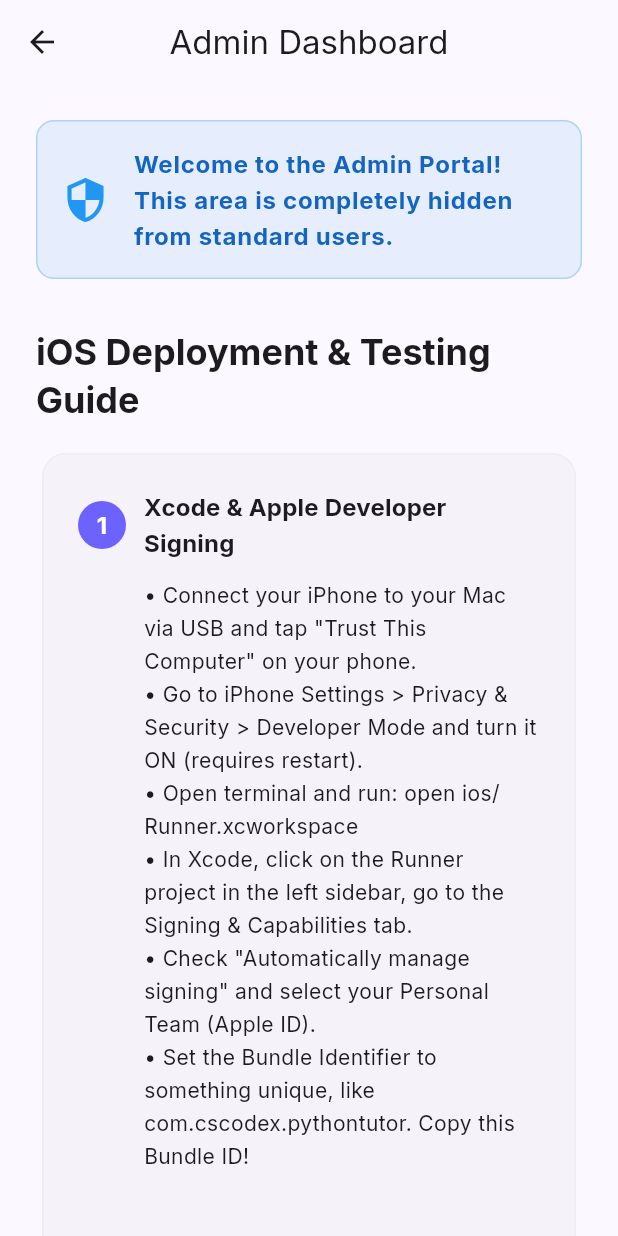
After one commit to cscodex/PyLearn, a Flutter app: the AdminDashboardScreen screen opened directly, on a phone screen of 412 x 824 dp. The commit adds this screen. Run offline on Flutter 3.47's test engine with Material 3 defaults, Android fonts, the phone set to English and light mode, and no system bars; our stand-ins replace dio, flutter_highlight, flutter_riverpod, freezed_annotation, go_router, google_fonts and 1 more; missing offline and left inert: flutter_code_editor, highlight; accounts and stored records are empty.

Commit message:
Implement Auth state and Admin Portal UI

```diff
--- /dev/null
+++ b/frontend/lib/features/admin/presentation/pages/admin_dashboard_screen.dart
@@ -0,0 +1,144 @@
+import 'package:flutter/material.dart';
+
+class AdminDashboardScreen extends StatelessWidget {
+  const AdminDashboardScreen({super.key});
+
+  @override
+  Widget build(BuildContext context) {
+    final theme = Theme.of(context);
+
+    return Scaffold(
+      appBar: AppBar(
+        title: const Text('Admin Dashboard'),
+        centerTitle: true,
+      ),
+      body: SingleChildScrollView(
+        padding: const EdgeInsets.all(24.0),
+        child: Column(
+          crossAxisAlignment: CrossAxisAlignment.start,
+          children: [
+            Container(
+              padding: const EdgeInsets.all(16),
+              decoration: BoxDecoration(
+                color: Colors.blue.withOpacity(0.1),
+                borderRadius: BorderRadius.circular(12),
+                border: Border.all(color: Colors.blue.withOpacity(0.3)),
+              ),
+              child: Row(
+                children: [
+                  const Icon(Icons.security, color: Colors.blue, size: 32),
+                  const SizedBox(width: 16),
+                  Expanded(
+                    child: Text(
+                      'Welcome to the Admin Portal! This area is completely hidden from standard users.',
+                      style: theme.textTheme.bodyLarge?.copyWith(
+                        color: Colors.blue[800],
+                        fontWeight: FontWeight.bold,
+                      ),
+                    ),
+                  ),
+                ],
+              ),
+            ),
+            const SizedBox(height: 32),
+            Text(
+              'iOS Deployment & Testing Guide',
+              style: theme.textTheme.headlineSmall?.copyWith(fontWeight: FontWeight.bold),
+            ),
+            const SizedBox(height: 16),
+            Card(
+              elevation: 0,
+              shape: RoundedRectangleBorder(
+                borderRadius: BorderRadius.circular(16),
+                side: BorderSide(color: Colors.grey.shade200),
+              ),
+              child: Padding(
+                padding: const EdgeInsets.all(24.0),
+                child: Column(
+                  crossAxisAlignment: CrossAxisAlignment.start,
+                  children: [
+                    _buildStep(
+                      context,
+                      '1',
+                      'Xcode & Apple Developer Signing',
+                      '''
+• Connect your iPhone to your Mac via USB and tap "Trust This Computer" on your phone.
+• Go to iPhone Settings > Privacy & Security > Developer Mode and turn it ON (requires restart).
+• Open terminal and run: open ios/Runner.xcworkspace
+• In Xcode, click on the Runner project in the left sidebar, go to the Signing & Capabilities tab.
+• Check "Automatically manage signing" and select your Personal Team (Apple ID).
+• Set the Bundle Identifier to something unique, like com.cscodex.pythontutor. Copy this Bundle ID!
+''',
+                    ),
+                    const Divider(height: 48),
+                    _buildStep(
+                      context,
+                      '2',
+                      'Google Sign-In for iOS Configuration',
+                      '''
+• Go to the Google Cloud Console Credentials Page.
+• Click Create Credentials > OAuth Client ID.
+• Choose iOS as the Application Type.
+• Enter the exact Bundle Identifier you just created in Xcode.
+• Click Create, then download the GoogleService-Info.plist file.
+• Drag and drop this .plist file directly into your Xcode project under the Runner folder.
+• In Xcode, click on the Runner target, go to the Info tab, expand URL Types, click the + button, and paste the REVERSED_CLIENT_ID (found inside your .plist file) into the URL Schemes box.
+''',
+                    ),
+                    const Divider(height: 48),
+                    _buildStep(
+                      context,
+                      '3',
+                      'Run the App on iPhone',
+                      '''
+Keep your iPhone plugged in and run this command in your terminal:
+flutter run -d <your-iphone-name> --dart-define=API_URL=https://pythontutor-api.onrender.com/api/v1
+''',
+                    ),
+                  ],
+                ),
+              ),
+            ),
+          ],
+        ),
+      ),
+    );
+  }
+
+  Widget _buildStep(BuildContext context, String number, String title, String content) {
+    return Column(
+      crossAxisAlignment: CrossAxisAlignment.start,
+      children: [
+        Row(
+          children: [
+            CircleAvatar(
+              radius: 16,
+              backgroundColor: Theme.of(context).primaryColor,
+              child: Text(
+                number,
+                style: const TextStyle(color: Colors.white, fontWeight: FontWeight.bold),
+              ),
+            ),
+            const SizedBox(width: 12),
+            Expanded(
+              child: Text(
+                title,
+                style: Theme.of(context).textTheme.titleMedium?.copyWith(
+                  fontWeight: FontWeight.bold,
+                ),
+              ),
+            ),
+          ],
+        ),
+        const SizedBox(height: 12),
+        Padding(
+          padding: const EdgeInsets.only(left: 44.0),
+          child: Text(
+            content,
+            style: Theme.of(context).textTheme.bodyMedium?.copyWith(height: 1.6),
+          ),
+        ),
+      ],
+    );
+  }
+}
--- /dev/null
+++ b/frontend/lib/features/auth/domain/entities/user.dart
@@ -0,0 +1,24 @@
+class User {
+  final String id;
+  final String email;
+  final String fullName;
+  final String role;
+
+  User({
+    required this.id,
+    required this.email,
+    required this.fullName,
+    required this.role,
+  });
+
+  factory User.fromJson(Map<String, dynamic> json) {
+    return User(
+      id: json['id'] ?? '',
+      email: json['email'] ?? '',
+      fullName: json['full_name'] ?? '',
+      role: json['role'] ?? 'student',
+    );
+  }
+
+  bool get isAdmin => role == 'admin';
+}
```
Also changed, not shown: frontend/lib/core/presentation/pages/main_navigation_screen.dart (+71 -45 lines), frontend/lib/features/auth/presentation/pages/login_screen.dart (+33 -11 lines), frontend/lib/features/auth/presentation/providers/auth_provider.dart (added, +91 -0 lines).
